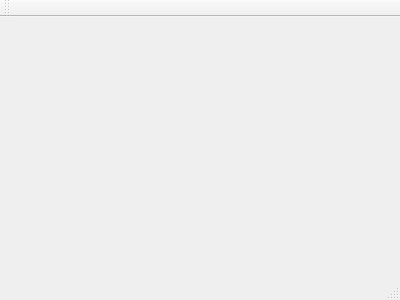
This is application/mainwindow.ui in WillianPessoa/QT-historico as Qt 5 draws it before an edit. The edited form follows.
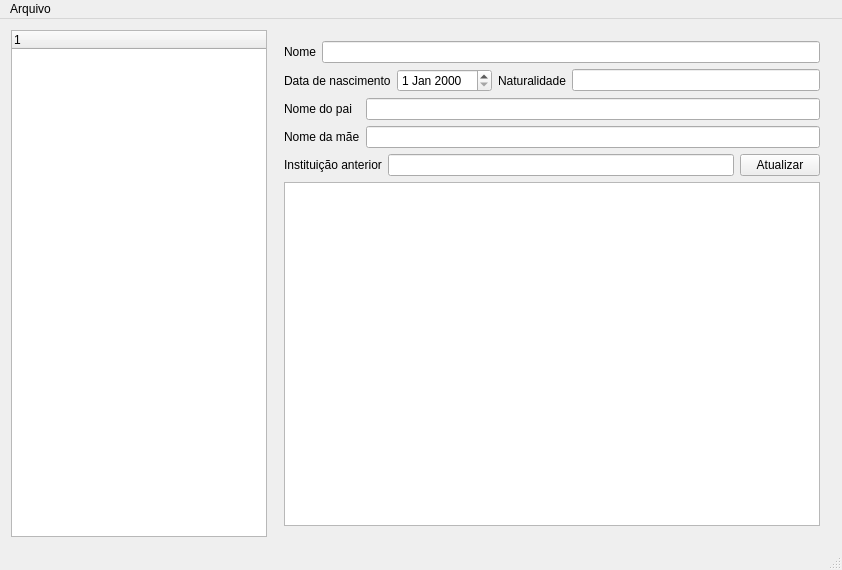
This is the edited form.

Commit message: [FEATURE/INCOMPLETE] interface gráfica

The edit to the form file:
```diff
--- a/application/mainwindow.ui
+++ b/application/mainwindow.ui
@@ -6,31 +6,192 @@
    <rect>
     <x>0</x>
     <y>0</y>
-    <width>400</width>
-    <height>300</height>
+    <width>842</width>
+    <height>570</height>
    </rect>
   </property>
+  <property name="maximumSize">
+   <size>
+    <width>842</width>
+    <height>16777215</height>
+   </size>
+  </property>
   <property name="windowTitle">
    <string>MainWindow</string>
   </property>
-  <widget class="QWidget" name="centralWidget"/>
+  <widget class="QWidget" name="centralWidget">
+   <layout class="QGridLayout" name="gridLayout_2">
+    <item row="0" column="1">
+     <widget class="QWidget" name="widget" native="true">
+      <property name="sizePolicy">
+       <sizepolicy hsizetype="MinimumExpanding" vsizetype="Expanding">
+        <horstretch>0</horstretch>
+        <verstretch>0</verstretch>
+       </sizepolicy>
+      </property>
+      <layout class="QGridLayout" name="gridLayout_3">
+       <item row="3" column="0">
+        <layout class="QHBoxLayout" name="horizontalLayout_3">
+         <item>
+          <widget class="QLabel" name="label_6">
+           <property name="text">
+            <string>Instituição anterior</string>
+           </property>
+          </widget>
+         </item>
+         <item>
+          <widget class="QLineEdit" name="issuingInstitutionLine">
+           <property name="sizePolicy">
+            <sizepolicy hsizetype="Expanding" vsizetype="Fixed">
+             <horstretch>0</horstretch>
+             <verstretch>0</verstretch>
+            </sizepolicy>
+           </property>
+          </widget>
+         </item>
+         <item>
+          <widget class="QPushButton" name="pushButton">
+           <property name="sizePolicy">
+            <sizepolicy hsizetype="Maximum" vsizetype="Maximum">
+             <horstretch>0</horstretch>
+             <verstretch>0</verstretch>
+            </sizepolicy>
+           </property>
+           <property name="text">
+            <string>Atualizar</string>
+           </property>
+          </widget>
+         </item>
+        </layout>
+       </item>
+       <item row="0" column="0">
+        <layout class="QHBoxLayout" name="horizontalLayout_4">
+         <item>
+          <widget class="QLabel" name="label">
+           <property name="text">
+            <string>Nome</string>
+           </property>
+          </widget>
+         </item>
+         <item>
+          <widget class="QLineEdit" name="nameLine"/>
+         </item>
+        </layout>
+       </item>
+       <item row="1" column="0">
+        <layout class="QHBoxLayout" name="horizontalLayout_5">
+         <item>
+          <widget class="QLabel" name="label_2">
+           <property name="sizePolicy">
+            <sizepolicy hsizetype="Maximum" vsizetype="Preferred">
+             <horstretch>0</horstretch>
+             <verstretch>0</verstretch>
+            </sizepolicy>
+           </property>
+           <property name="text">
+            <string>Data de nascimento</string>
+           </property>
+          </widget>
+         </item>
+         <item>
+          <widget class="QDateEdit" name="birthDate">
+           <property name="sizePolicy">
+            <sizepolicy hsizetype="Maximum" vsizetype="Fixed">
+             <horstretch>0</horstretch>
+             <verstretch>0</verstretch>
+            </sizepolicy>
+           </property>
+          </widget>
+         </item>
+         <item>
+          <widget class="QLabel" name="label_3">
+           <property name="sizePolicy">
+            <sizepolicy hsizetype="Maximum" vsizetype="Preferred">
+             <horstretch>0</horstretch>
+             <verstretch>0</verstretch>
+            </sizepolicy>
+           </property>
+           <property name="text">
+            <string>Naturalidade</string>
+           </property>
+          </widget>
+         </item>
+         <item>
+          <widget class="QLineEdit" name="nationalityLine">
+           <property name="sizePolicy">
+            <sizepolicy hsizetype="Minimum" vsizetype="Fixed">
+             <horstretch>0</horstretch>
+             <verstretch>0</verstretch>
+            </sizepolicy>
+           </property>
+          </widget>
+         </item>
+        </layout>
+       </item>
+       <item row="2" column="0">
+        <layout class="QGridLayout" name="gridLayout">
+         <item row="0" column="0">
+          <widget class="QLabel" name="label_4">
+           <property name="text">
+            <string>Nome do pai</string>
+           </property>
+          </widget>
+         </item>
+         <item row="0" column="1">
+          <widget class="QLineEdit" name="fatherLine"/>
+         </item>
+         <item row="1" column="0">
+          <widget class="QLabel" name="label_5">
+           <property name="text">
+            <string>Nome da mãe</string>
+           </property>
+          </widget>
+         </item>
+         <item row="1" column="1">
+          <widget class="QLineEdit" name="motherLine"/>
+         </item>
+        </layout>
+       </item>
+       <item row="4" column="0">
+        <widget class="QTableWidget" name="gradesTable"/>
+       </item>
+      </layout>
+     </widget>
+    </item>
+    <item row="0" column="0">
+     <widget class="QTreeWidget" name="treeWidget">
+      <property name="sizePolicy">
+       <sizepolicy hsizetype="Maximum" vsizetype="Preferred">
+        <horstretch>0</horstretch>
+        <verstretch>0</verstretch>
+       </sizepolicy>
+      </property>
+      <column>
+       <property name="text">
+        <string notr="true">1</string>
+       </property>
+      </column>
+     </widget>
+    </item>
+   </layout>
+  </widget>
   <widget class="QMenuBar" name="menuBar">
    <property name="geometry">
     <rect>
      <x>0</x>
      <y>0</y>
-     <width>400</width>
-     <height>22</height>
+     <width>842</width>
+     <height>28</height>
     </rect>
    </property>
-  </widget>
-  <widget class="QToolBar" name="mainToolBar">
-   <attribute name="toolBarArea">
-    <enum>TopToolBarArea</enum>
-   </attribute>
-   <attribute name="toolBarBreak">
-    <bool>false</bool>
-   </attribute>
+   <widget class="QMenu" name="menuArquivo">
+    <property name="title">
+     <string>Arquivo</string>
+    </property>
+    <addaction name="actionNovo"/>
+    <addaction name="actionSalvar"/>
+   </widget>
+   <addaction name="menuArquivo"/>
   </widget>
   <widget class="QStatusBar" name="statusBar"/>
  </widget>
```
Left out of the diff: 10 changed lines with no effect on the pictures. The commit also changes 5 other files.
